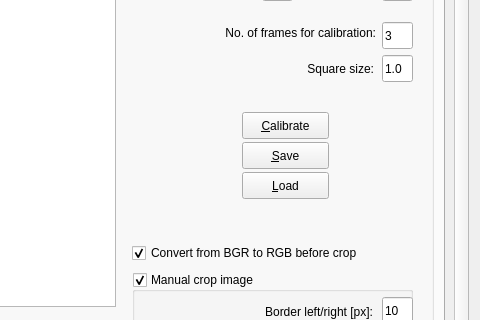
NorthernStars/MR-Vision, file mrVision/src/mrVision/gui/mainGUI.ui: the form before one commit; both pictures show x 320 to 800 and y 134 to 454 of the 800 by 650 pixel window.
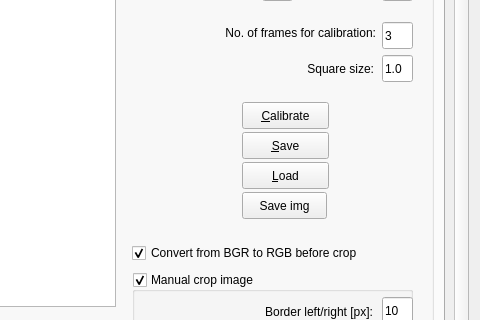
The form after the commit. The open tabs and pages were chosen to show the change.

Commit message: Added saving of images to distortion module.

Diff of the .ui file:
```diff
--- a/mrVision/src/mrVision/gui/mainGUI.ui
+++ b/mrVision/src/mrVision/gui/mainGUI.ui
@@ -255,7 +255,20 @@
               <bool>false</bool>
              </property>
              <layout class="QGridLayout" name="gridLayout_4">
-              <item row="0" column="2" rowspan="4">
+              <item row="0" column="0" rowspan="3">
+               <widget class="QGraphicsView" name="imgDistortion">
+                <property name="sizePolicy">
+                 <sizepolicy hsizetype="MinimumExpanding" vsizetype="MinimumExpanding">
+                  <horstretch>0</horstretch>
+                  <verstretch>0</verstretch>
+                 </sizepolicy>
+                </property>
+                <property name="verticalScrollBarPolicy">
+                 <enum>Qt::ScrollBarAsNeeded</enum>
+                </property>
+               </widget>
+              </item>
+              <item row="0" column="1" rowspan="4">
                <widget class="QWidget" name="widget" native="true">
                 <property name="sizePolicy">
                  <sizepolicy hsizetype="Fixed" vsizetype="Fixed">
@@ -632,7 +645,7 @@
                  <property name="geometry">
                   <rect>
                    <x>120</x>
-                   <y>160</y>
+                   <y>150</y>
                    <width>87</width>
                    <height>27</height>
                   </rect>
@@ -645,7 +658,7 @@
                  <property name="geometry">
                   <rect>
                    <x>120</x>
-                   <y>190</y>
+                   <y>180</y>
                    <width>87</width>
                    <height>27</height>
                   </rect>
@@ -658,7 +671,7 @@
                  <property name="geometry">
                   <rect>
                    <x>120</x>
-                   <y>220</y>
+                   <y>210</y>
                    <width>87</width>
                    <height>27</height>
                   </rect>
@@ -667,6 +680,19 @@
                   <string>&amp;Load</string>
                  </property>
                 </widget>
+                <widget class="QPushButton" name="cmdSaveImgDistortion">
+                 <property name="geometry">
+                  <rect>
+                   <x>120</x>
+                   <y>240</y>
+                   <width>85</width>
+                   <height>27</height>
+                  </rect>
+                 </property>
+                 <property name="text">
+                  <string>Save img</string>
+                 </property>
+                </widget>
                </widget>
               </item>
               <item row="3" column="0">
```
Left out of the diff: 15 changed lines with no effect on the pictures. The commit also changes 3 other files.
